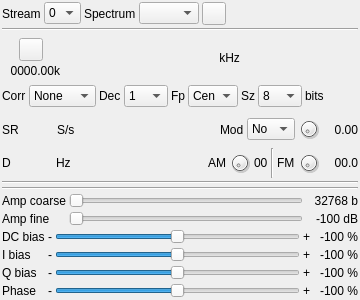
This is plugins/samplemimo/testmi/testmigui.ui in f4exb/sdrangel as Qt 5 draws it before an edit. The edited form follows.
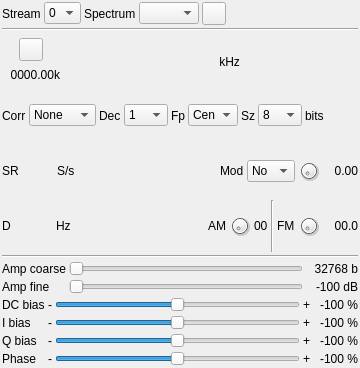
This is the edited form. Icons and pictures are not drawn. Custom widgets are drawn as their Qt base class.

```diff
--- a/plugins/samplemimo/testmi/testmigui.ui
+++ b/plugins/samplemimo/testmi/testmigui.ui
@@ -7,7 +7,7 @@
     <x>0</x>
     <y>0</y>
     <width>360</width>
-    <height>300</height>
+    <height>368</height>
    </rect>
   </property>
   <property name="sizePolicy">
@@ -19,7 +19,7 @@
   <property name="minimumSize">
    <size>
     <width>360</width>
-    <height>300</height>
+    <height>0</height>
    </size>
   </property>
   <property name="font">
@@ -224,6 +224,9 @@
         <font>
          <family>Liberation Mono</family>
          <pointsize>20</pointsize>
+         <weight>50</weight>
+         <italic>false</italic>
+         <bold>false</bold>
         </font>
        </property>
        <property name="cursor">
@@ -488,6 +491,9 @@
         <font>
          <family>Liberation Mono</family>
          <pointsize>12</pointsize>
+         <weight>50</weight>
+         <italic>false</italic>
+         <bold>false</bold>
         </font>
        </property>
        <property name="cursor">
@@ -644,6 +650,9 @@
         <font>
          <family>Liberation Mono</family>
          <pointsize>12</pointsize>
+         <weight>50</weight>
+         <italic>false</italic>
+         <bold>false</bold>
         </font>
        </property>
        <property name="cursor">
@@ -764,13 +773,6 @@
      </item>
     </layout>
    </item>
-   <item>
-    <widget class="Line" name="line_4">
-     <property name="orientation">
-      <enum>Qt::Horizontal</enum>
-     </property>
-    </widget>
-   </item>
    <item>
     <widget class="Line" name="line_3">
      <property name="orientation">
```
Left out of the diff: 3 changed lines with no effect on the pictures.
